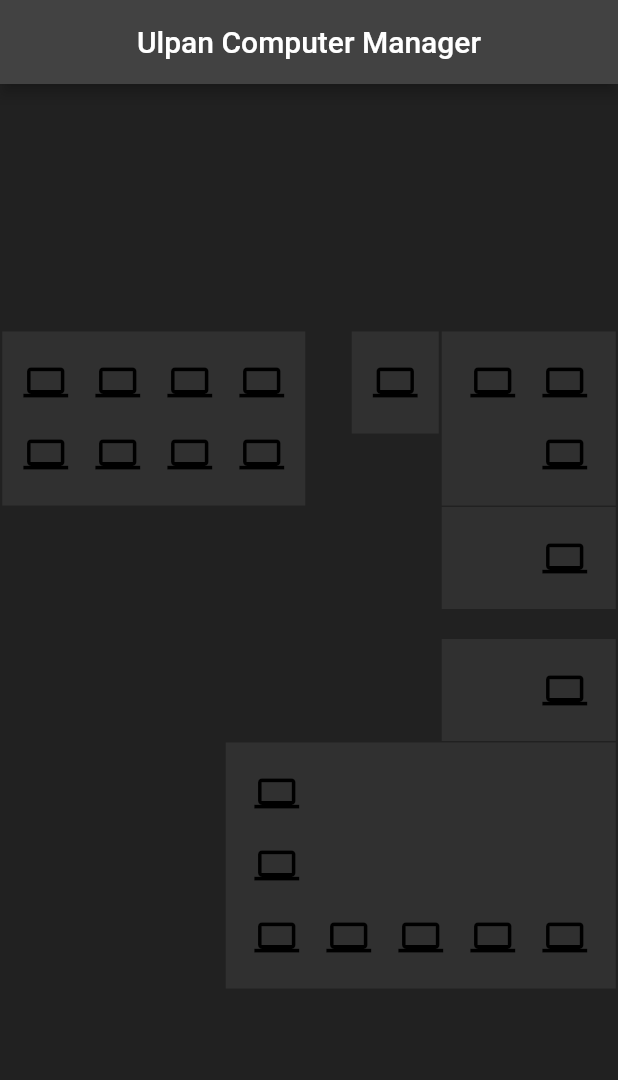
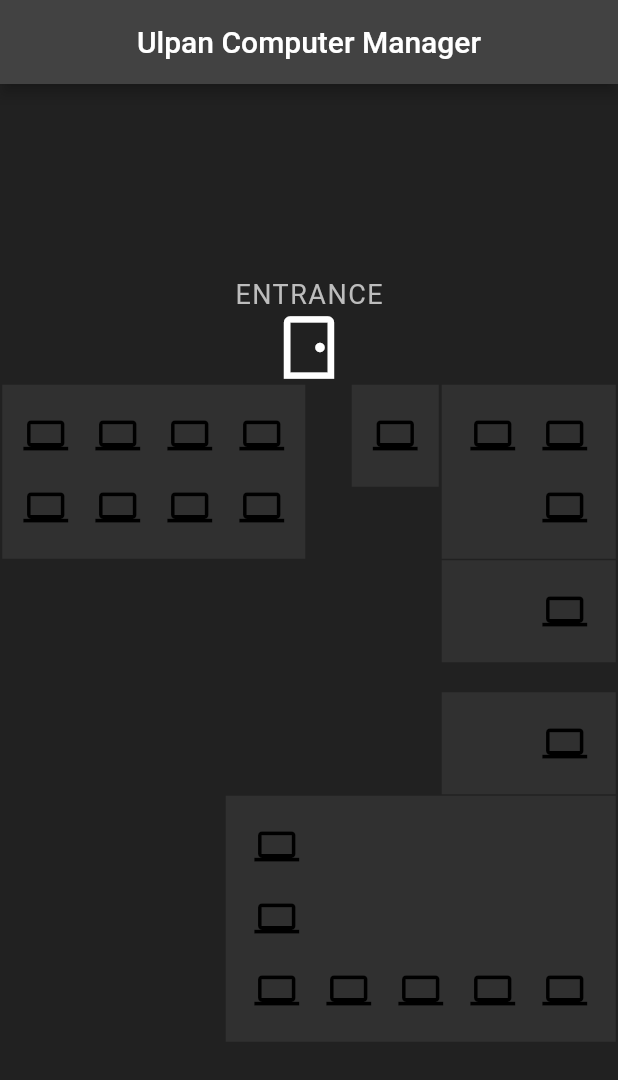
Before and after one commit to Glazerm22/ulpan-computer-status-app, a Flutter app: the screen it shows after launch, on a phone screen of 412 x 824 dp. Shown: the top 1080 px of the screen. Run offline on Flutter 3.47's test engine with Material 2 defaults, Android fonts, the phone set to English and light mode, and no system bars.

Commit message:
added container around each computer
now each computer's container will change color instead of the the computer itself

```diff
--- a/lib/main.dart
+++ b/lib/main.dart
@@ -1,9 +1,8 @@
 import 'package:flutter/material.dart';
-import 'package:ulpan_computer_status_controller/widget/buttons.dart';
 
 void main() => runApp(MaterialApp(
-  home: Home(),
-));
+      home: Home(),
+    ));
 
 class Home extends StatelessWidget {
   @override
@@ -12,7 +11,7 @@ class Home extends StatelessWidget {
       backgroundColor: Colors.grey[900],
       appBar: AppBar(
         backgroundColor: Colors.grey[800],
-        title: Text('Ulpan Computer Manager'),
+        title: const Text('Ulpan Computer Manager'),
         centerTitle: true,
       ),
       body: Center(
@@ -21,13 +20,13 @@ class Home extends StatelessWidget {
     );
   }
 }
+
 class DynamicPopupMenuButton extends StatefulWidget {
   @override
   _DynamicPopupMenuButtonState createState() => _DynamicPopupMenuButtonState();
 }
 
 class _DynamicPopupMenuButtonState extends State<DynamicPopupMenuButton> {
-
   List<ComputerGroup> computerGroups = [
     generateComputerGroup('Gallery', 8),
     generateComputerGroup('Edit1', 1),
@@ -37,8 +36,9 @@ class _DynamicPopupMenuButtonState extends State<DynamicPopupMenuButton> {
     generateComputerGroup('Graphics', 7),
   ];
 
-  ComputerGroup getGroupByName(String name){
-    return computerGroups.firstWhere((element) => element.metaData.name == 'Gallery');
+  ComputerGroup getGroupByName(String name) {
+    return computerGroups
+        .firstWhere((element) => element.metaData.name == 'Gallery');
   }
 
   @override
@@ -46,43 +46,58 @@ class _DynamicPopupMenuButtonState extends State<DynamicPopupMenuButton> {
     return Column(
       mainAxisSize: MainAxisSize.min,
       children: [
+        Text(
+          'ENTRANCE',
+          style: TextStyle(
+            color: Colors.grey[400],
+            fontSize: 18.0,
+            letterSpacing: 1.0,
+          ),
+        ),
+        const Center(
+          child: Icon(
+            size: 50.0,
+            Icons.sensor_door_outlined,
+            color: Colors.white,
+          ),
+        ),
         Row(
           mainAxisSize: MainAxisSize.min,
           children: [
             buildGalleryGroup(getGroupByName('Gallery')),
-            SizedBox(width: 31),
+            const SizedBox(width: 31),
             Column(
               mainAxisSize: MainAxisSize.min,
               children: [
                 buildEdit1Group((getGroupByName('Edit1'))),
-                SizedBox(height: 48.0),
+                const SizedBox(height: 48.0),
               ],
             ),
-            SizedBox(width: 2),
+            const SizedBox(width: 2),
             buildMicroGroup((getGroupByName('Micro'))),
           ],
         ),
-        SizedBox(height: 1),
+        const SizedBox(height: 1),
         Row(
           mainAxisSize: MainAxisSize.min,
           children: [
-            SizedBox(width: 293),
+            const SizedBox(width: 293),
             buildInternetGroup((getGroupByName('Internet'))),
           ],
         ),
-        SizedBox(height: 20),
+        const SizedBox(height: 20),
         Row(
           mainAxisSize: MainAxisSize.min,
           children: [
-            SizedBox(width: 293),
+            const SizedBox(width: 293),
             buildEdit2Group((getGroupByName('Edit2'))),
           ],
         ),
-        SizedBox(height: 1),
+        const SizedBox(height: 1),
         Row(
           mainAxisSize: MainAxisSize.min,
           children: [
-            SizedBox(width: 149), // Add space between the containers
+            const SizedBox(width: 149), // Add space between the containers
             buildGraphicsGroup((getGroupByName('Graphics'))),
           ],
         ),
@@ -93,8 +108,8 @@ class _DynamicPopupMenuButtonState extends State<DynamicPopupMenuButton> {
   Container buildGalleryGroup(ComputerGroup group) {
     return Container(
       color: Colors.grey[850],
-      padding: EdgeInsets.fromLTRB(5.0, 10.0, 5.0, 10.0),
-      child:Column(
+      padding: const EdgeInsets.fromLTRB(5.0, 10.0, 5.0, 10.0),
+      child: Column(
         children: [
           Row(
             mainAxisSize: MainAxisSize.min,
@@ -122,16 +137,15 @@ class _DynamicPopupMenuButtonState extends State<DynamicPopupMenuButton> {
   Container buildEdit1Group(ComputerGroup group) {
     return Container(
       color: Colors.grey[850],
-      padding: EdgeInsets.fromLTRB(5.0, 10.0, 5.0, 10.0),
-      child:
-      ComputerButton(computer: group.computers[0]),
+      padding: const EdgeInsets.fromLTRB(5.0, 10.0, 5.0, 10.0),
+      child: ComputerButton(computer: group.computers[0]),
     );
   }
 
   Container buildMicroGroup(ComputerGroup group) {
     return Container(
       color: Colors.grey[850],
-      padding: EdgeInsets.all(10.0),
+      padding: const EdgeInsets.all(10.0),
       child: Column(
         children: [
           Row(
@@ -144,7 +158,7 @@ class _DynamicPopupMenuButtonState extends State<DynamicPopupMenuButton> {
           Row(
             mainAxisSize: MainAxisSize.min,
             children: [
-              SizedBox(width: 48.0),
+              const SizedBox(width: 48.0),
               ComputerButton(computer: group.computers[2]),
             ],
           ),
@@ -156,11 +170,11 @@ class _DynamicPopupMenuButtonState extends State<DynamicPopupMenuButton> {
   Container buildInternetGroup(ComputerGroup group) {
     return Container(
       color: Colors.grey[850],
-      padding: EdgeInsets.all(10.0),
+      padding: const EdgeInsets.all(10.0),
       child: Row(
         mainAxisSize: MainAxisSize.min,
         children: [
-          SizedBox(width: 48.0),
+          const SizedBox(width: 48.0),
           ComputerButton(computer: group.computers[0]),
         ],
       ),
@@ -170,11 +184,11 @@ class _DynamicPopupMenuButtonState extends State<DynamicPopupMenuButton> {
   Container buildEdit2Group(ComputerGroup group) {
     return Container(
       color: Colors.grey[850],
-      padding: EdgeInsets.all(10.0),
+      padding: const EdgeInsets.all(10.0),
       child: Row(
         mainAxisSize: MainAxisSize.min,
         children: [
-          SizedBox(width: 48.0),
+          const SizedBox(width: 48.0),
           ComputerButton(computer: group.computers[0]),
         ],
       ),
@@ -184,21 +198,21 @@ class _DynamicPopupMenuButtonState extends State<DynamicPopupMenuButton> {
   Container buildGraphicsGroup(ComputerGroup group) {
     return Container(
       color: Colors.grey[850],
-      padding: EdgeInsets.all(10.0),
+      padding: const EdgeInsets.all(10.0),
       child: Column(
         children: [
           Row(
             mainAxisSize: MainAxisSize.min,
             children: [
               ComputerButton(computer: group.computers[0]),
-              SizedBox(width: 192.0),
+              const SizedBox(width: 192.0),
             ],
           ),
           Row(
             mainAxisSize: MainAxisSize.min,
             children: [
               ComputerButton(computer: group.computers[1]),
-              SizedBox(width: 192.0),
+              const SizedBox(width: 192.0),
             ],
           ),
           Row(
@@ -217,8 +231,7 @@ class _DynamicPopupMenuButtonState extends State<DynamicPopupMenuButton> {
   }
 }
 
-
-ComputerGroup generateComputerGroup(String name, int computersAmount){
+ComputerGroup generateComputerGroup(String name, int computersAmount) {
   List<Computer> ls = [];
   for (var i = 0; i < computersAmount; ++i) {
     ls.add(Computer(state: ComputerState.defaultState));
@@ -226,10 +239,10 @@ ComputerGroup generateComputerGroup(String name, int computersAmount){
   return ComputerGroup(ComputerGroupMetaData(name), ls);
 }
 
-Color getColorFromState(ComputerState state) {
+Color? getColorFromState(ComputerState state) {
   switch (state) {
     case ComputerState.busy:
-      return Colors.blue;
+      return Colors.deepPurple;
     case ComputerState.maintenance:
       return Colors.red;
     case ComputerState.rendering:
@@ -237,35 +250,32 @@ Color getColorFromState(ComputerState state) {
     case ComputerState.available:
       return Colors.green;
     default:
-      return Colors.black;
+      return Colors.grey[850];
   }
 }
 
-enum ComputerState {
-  defaultState,
-  busy,
-  maintenance,
-  rendering,
-  available
-}
+enum ComputerState { defaultState, busy, maintenance, rendering, available }
 
 Map menuOptionsMap = {
-  'Busy' : ComputerState.busy,
-  'Maintenance' : ComputerState.maintenance,
-  'Rendering' : ComputerState.rendering,
-  'Available' : ComputerState.available,
+  'Busy': ComputerState.busy,
+  'Maintenance': ComputerState.maintenance,
+  'Rendering': ComputerState.rendering,
+  'Available': ComputerState.available,
 };
 
 class Computer {
   late ComputerGroup? group;
   late String name;
   late ComputerState state;
+
   Computer({this.name = "default_name", required this.state});
+
   void setState(ComputerState state) => this.state = state;
 }
 
 class ComputerGroupMetaData {
   late String name;
+
   ComputerGroupMetaData(this.name);
 }
 
@@ -283,6 +293,7 @@ class ComputerGroup {
 
 class ComputerButton extends StatefulWidget {
   const ComputerButton({super.key, required this.computer});
+
   final Computer computer;
 
   @override
@@ -308,10 +319,15 @@ class _ComputerButtonState extends State<ComputerButton> {
           );
         }).toList();
       },
-      child: IconButton(
-        iconSize: 30.0,
-        icon: Icon(Icons.computer, color: getColorFromState(widget.computer.state)),
-        onPressed: null, // The popup menu will be shown when the button is tapped
+      child: Container(
+        color: getColorFromState(widget.computer.state),
+        padding: const EdgeInsets.fromLTRB(0.0, 0.0, 0.0, 0.0),
+        child: const IconButton(
+          iconSize: 30.0,
+          icon: Icon(Icons.computer, color: Colors.black),
+          onPressed:
+              null, // The popup menu will be shown when the button is tapped
+        ),
       ),
     );
   }
```
Also changed, not shown: lib/widget/buttons.dart (deleted, +0 -100 lines).
